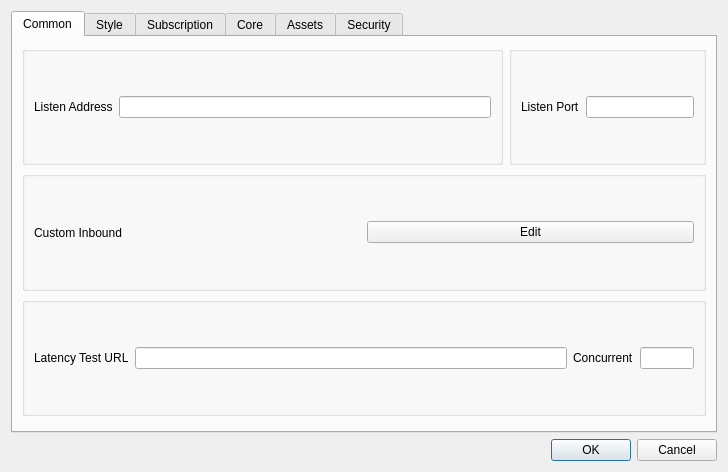
mipselqq/waterdisco, file include/ui/setting/dialog_basic_settings.ui: the form before one commit.
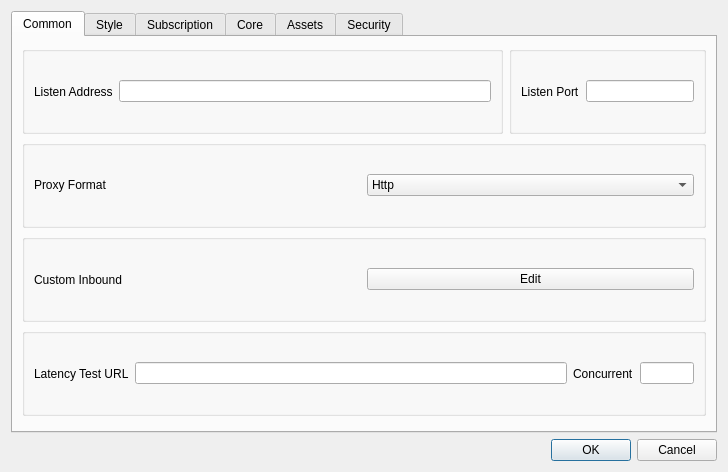
The form after the commit. Custom widgets are drawn as their Qt base class.

Commit message: add proxy scheme selection to windows

What changed in the file:
```diff
--- a/include/ui/setting/dialog_basic_settings.ui
+++ b/include/ui/setting/dialog_basic_settings.ui
@@ -94,6 +94,36 @@
          </item>
         </layout>
        </item>
+       <item>
+        <widget class="QGroupBox" name="proxy_scheme_box">
+         <property name="title">
+          <string/>
+         </property>
+         <layout class="QGridLayout" name="gridLayout_7">
+          <item row="0" column="0">
+           <widget class="QLabel" name="label_10">
+            <property name="text">
+             <string>Proxy Format</string>
+            </property>
+           </widget>
+          </item>
+          <item row="0" column="1">
+           <widget class="QComboBox" name="proxy_scheme">
+            <item>
+             <property name="text">
+              <string>Http</string>
+             </property>
+            </item>
+            <item>
+             <property name="text">
+              <string>Socks</string>
+             </property>
+            </item>
+           </widget>
+          </item>
+         </layout>
+        </widget>
+       </item>
        <item>
         <layout class="QHBoxLayout" name="hlayout_l2">
          <item>
```
Left out of the diff: 2 changed lines with no effect on the pictures. The commit also changes 6 other files.
